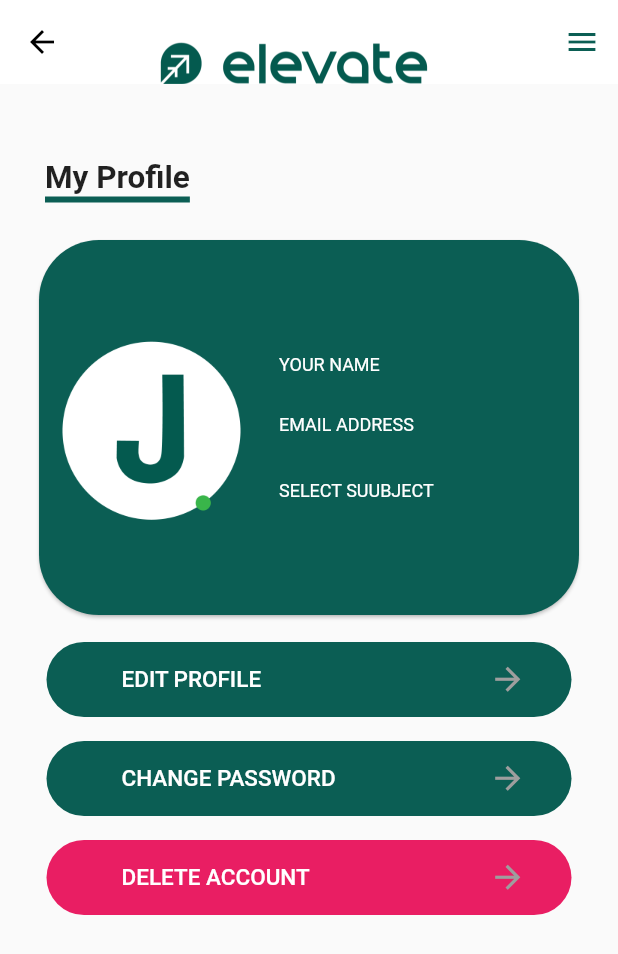
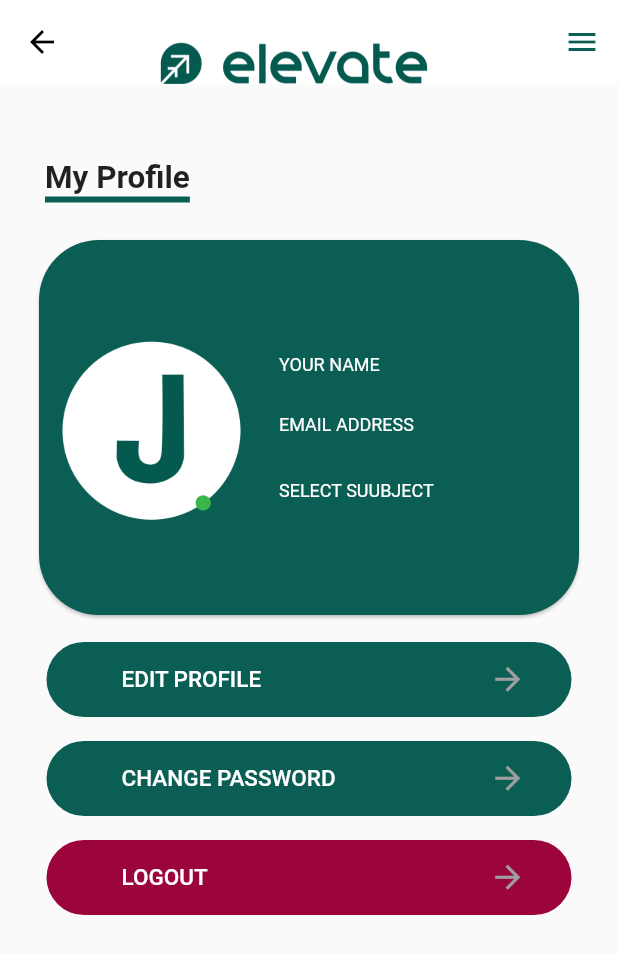
Before and after one commit to ZEAPP360/Sahan-Elevate-App, a Flutter app: the Profile2 screen opened directly, on a phone screen of 412 x 824 dp. Shown: the top 954 px of the screen. Run offline on Flutter 3.47's test engine with Material 2 defaults, Android fonts, the phone set to English and light mode, and no system bars; our stand-ins replace animated_text_kit, email_validator, shared_preferences; accounts and stored records are empty; network calls fail.

Commit message:
23/03/2023 || Ilyas Ansari

```diff
--- a/lib/Screens/myprofile2.dart
+++ b/lib/Screens/myprofile2.dart
@@ -526,7 +526,69 @@ class _Profile2State extends State<Profile2> {
 /////////////////////////////////////////////////////////////////////////////////////
                   button(context, "CHANGE PASSWORD", Color(0xff0b5e54)),
 ////////////////////////////////////////////////////////////////////////////////////
-                 button(context, "DELETE ACCOUNT", Colors.pink),
+                //  button(context, "DELETE ACCOUNT", Colors.pink),
+
+      TextButton(
+     onPressed: () {
+                      showDialog(
+                          context: context,
+                          builder: (ctx) => AlertDialog(
+                                title: const Text("Log out"),
+                                content: const Text("Are you sure to logout?"),
+                                actions: [
+                                  TextButton(
+                                      onPressed: () async {
+                                        Navigator.pushReplacement(
+                                          context,
+                                          MaterialPageRoute(
+                                            builder: (context) =>
+                                                const LoginScreen(),
+                                          ),
+                                        );
+                                      },
+                                      child: const Text("Yes")),
+                                  TextButton(
+                                      onPressed: () {
+                                        Navigator.pop(context);
+                                      },
+                                      child: const Text("No"))
+                                ],
+                              ));
+                      // Navigator.push(
+                      //   context,
+                      //   MaterialPageRoute(builder: (context) => const LoginScreen()),
+                      // );
+                    },
+      child: Container(
+        alignment: Alignment.center,
+        width: 350,
+        height: 50,
+        decoration: BoxDecoration(
+          color: Color.fromARGB(255, 156, 5, 60),
+          borderRadius: BorderRadius.circular(25),
+        ),
+        child: Row(
+          mainAxisAlignment: MainAxisAlignment.spaceBetween,
+          children: [
+            Container(
+              margin: EdgeInsets.only(left: 50),
+              child: Text(
+                "LOGOUT",
+                style: TextStyle(
+                  fontSize: 15,
+                  color: Colors.white,
+                ),
+              ),
+            ),
+            Container(
+                margin: EdgeInsets.only(right: 30),
+                child: Icon(Icons.arrow_forward, size: 25, color: Colors.grey))
+          ],
+        ),
+      ),
+    ),
+
+
                 ],
               )
         ]));
```
